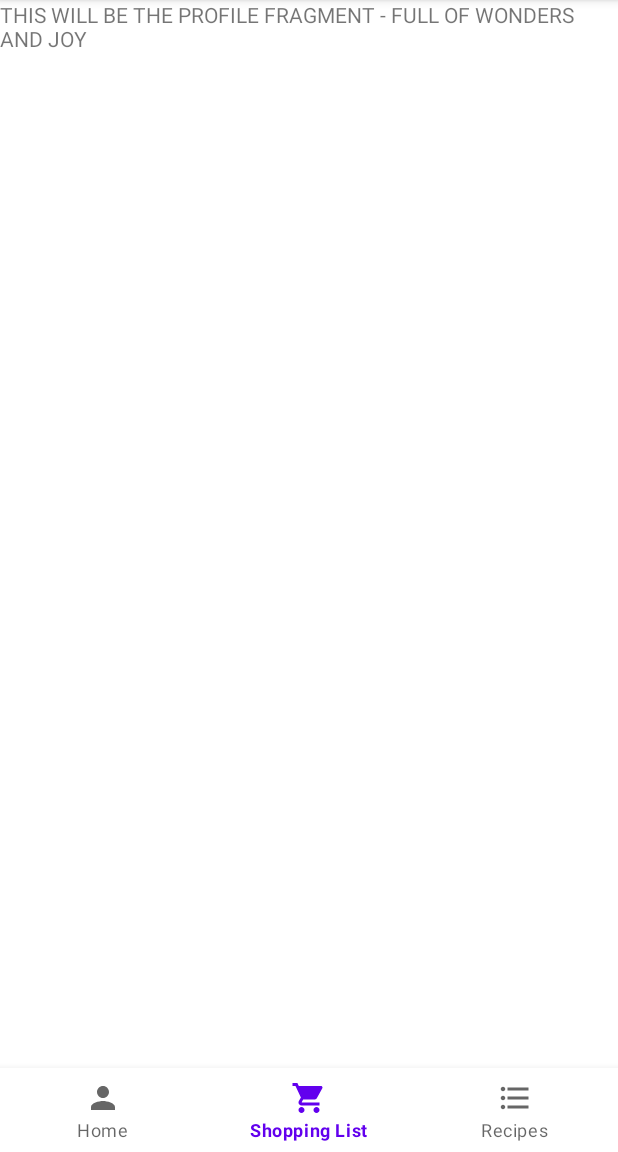
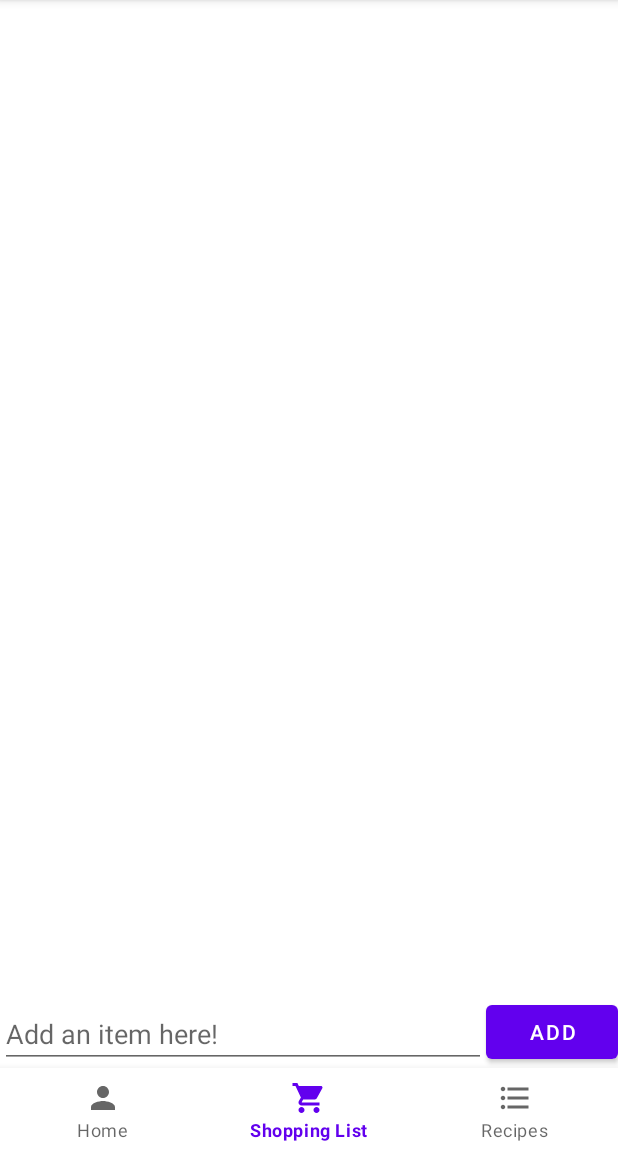
Before and after one commit to Recishop/Recishop, an Android app: the screen it shows after launch (MainActivity), item 2 of the bottom bar chosen, on a phone screen of 412 x 824 dp, the part 84-1236 px from its top. Run offline under Robolectric (Android 15) with nearby library versions, the phone set to English and light mode, and no system bars.

```diff
--- a/app/build.gradle
+++ b/app/build.gradle
@@ -37,4 +37,6 @@ dependencies {
     testImplementation 'junit:junit:4.+'
     androidTestImplementation 'androidx.test.ext:junit:1.1.2'
     androidTestImplementation 'androidx.test.espresso:espresso-core:3.3.0'
+    implementation 'commons-io:commons-io:2.6'
+
 }
--- a/app/src/main/java/com/example/recishop/MainActivity.java
+++ b/app/src/main/java/com/example/recishop/MainActivity.java
@@ -9,6 +9,7 @@ import android.os.Bundle;
 import android.view.MenuItem;
 
 import com.example.recishop.fragments.ProfileFragment;
+import com.example.recishop.fragments.ShoppingListFragment;
 import com.google.android.material.bottomnavigation.BottomNavigationView;
 
 public class MainActivity extends AppCompatActivity {
@@ -33,7 +34,7 @@ public class MainActivity extends AppCompatActivity {
                         fragment = new ProfileFragment();
                         break;
                     case R.id.action_shopping_list:
-                        fragment = new ProfileFragment();
+                        fragment = new ShoppingListFragment();
                         break;
                     case R.id.action_recipe_list:
                         fragment = new ProfileFragment();
--- /dev/null
+++ b/app/src/main/java/com/example/recishop/fragments/ShoppingListFragment.java
@@ -0,0 +1,156 @@
+package com.example.recishop.fragments;
+
+
+import androidx.annotation.NonNull;
+import androidx.annotation.Nullable;
+import androidx.appcompat.app.AppCompatActivity;
+import androidx.fragment.app.Fragment;
+import androidx.recyclerview.widget.LinearLayoutManager;
+import androidx.recyclerview.widget.RecyclerView;
+
+import android.content.Intent;
+import android.os.Bundle;
+import android.util.Log;
+import android.view.LayoutInflater;
+import android.view.View;
+import android.view.ViewGroup;
+import android.widget.Button;
+import android.widget.EditText;
+import android.widget.Toast;
+
+import com.example.recishop.EditActivity;
+import com.example.recishop.ItemsAdapter;
+import com.example.recishop.R;
+
+import org.apache.commons.io.FileUtils;
+
+import java.io.File;
+import java.io.IOException;
+import java.nio.charset.Charset;
+import java.util.ArrayList;
+import java.util.List;
+
+
+public class ShoppingListFragment extends Fragment {
+
+    public static final String KEY_ITEM_TEXT = "item_text";
+    public static final String KEY_ITEM_POSITION = "item_position";
+    public static final int EDIT_TEXT_CODE = 20;
+
+    List<String> items;
+
+    Button btnAdd;
+    EditText etItem;
+    RecyclerView rvItems;
+    ItemsAdapter itemsAdapter;
+
+    public ShoppingListFragment( ) {
+
+    }
+
+
+    @Override
+    public View onCreateView(@NonNull LayoutInflater inflater, @Nullable ViewGroup container, @Nullable Bundle savedInstanceState) {
+        return inflater.inflate(R.layout.shopping_main, container, false);
+    }
+
+    @Override
+    public void onViewCreated(@NonNull View view, @Nullable Bundle savedInstanceState) {
+        super.onViewCreated(view, savedInstanceState);
+
+        btnAdd = view.findViewById(R.id.btnAdd);
+        etItem = view.findViewById(R.id.etItem);
+        rvItems = view.findViewById(R.id.rvItems);
+
+        loadItems();
+
+        ItemsAdapter.OnLongClickListener onLongClickListener = new ItemsAdapter.OnLongClickListener() {
+            @Override
+            public void onItemLongClicked(int position) {
+                // Delete the item from the model
+                items.remove(position);
+                // Notify the adapter
+                itemsAdapter.notifyItemRemoved(position);
+                Toast.makeText(getContext(), "Item was removed", Toast.LENGTH_SHORT).show();
+                saveItems();
+            }
+        };
+
+//        ItemsAdapter.OnClickListener onClickListener = new ItemsAdapter.OnClickListener() {
+//            @Override
+//            public void onItemClicked(int position) {
+//                Log.d("MainActivity", "Single click at position" + position);
+//                // Create the new activity
+//                Intent i = new Intent(ShoppingListFragment.this, EditActivity.class);
+//                // Pass the relevant data
+//                i.putExtra(KEY_ITEM_TEXT, items.get(position));
+//                i.putExtra(KEY_ITEM_POSITION, position);
+//                // Display the activity
+//                startActivityForResult(i, EDIT_TEXT_CODE);
+//            }
+//        };
+
+//        itemsAdapter = new ItemsAdapter(items, onLongClickListener, onClickListener);
+        rvItems.setAdapter(itemsAdapter);
+        rvItems.setLayoutManager(new LinearLayoutManager(getContext()));
+
+        btnAdd.setOnClickListener(new View.OnClickListener() {
+            @Override
+            public void onClick(View v) {
+                String todoItem = etItem.getText().toString();
+                // Add item to model
+                items.add(todoItem);
+                // Notify adaptor that an item is inserted
+                itemsAdapter.notifyItemInserted(items.size() - 1);
+                etItem.setText("");
+                Toast.makeText(getContext(), "Item was added", Toast.LENGTH_SHORT).show();
+                saveItems();
+            }
+        });
+    }
+
+
+    // Handle the result of the edit activity
+//    @Override
+//    protected void onActivityResult(int requestCode, int resultCode, @Nullable Intent data) {
+//        if (resultCode == RESULT_OK && requestCode == EDIT_TEXT_CODE) {
+//            // Retrieve the updated text value
+//            String itemText = data.getStringExtra(KEY_ITEM_TEXT);
+//            // Extract the original position of the edited item from the position key
+//            int position = data.getExtras().getInt(KEY_ITEM_POSITION);
+//
+//            // Update the model with new item at right position
+//            items.set(position, itemText);
+//            // Notify the adaptor
+//            itemsAdapter.notifyItemChanged(position);
+//            // Persist the changes
+//            saveItems();
+//            Toast.makeText(getContext(), "Item updated sucessfully ", Toast.LENGTH_SHORT).show();
+//        } else {
+//            Log.w("MainActivity", "Unknown call to onActivityResult");
+//        }
+//    }
+
+    private File getDataFile() {
+        return new File(getContext().getFilesDir(), "data.txt");
+    }
+
+    // This function will load items by reading every line of the data file
+    private void loadItems() {
+        try {
+            items = new ArrayList<>(FileUtils.readLines(getDataFile(), Charset.defaultCharset()));
+        } catch (IOException e) {
+            Log.e("MainActivity", "Error reading items", e);
+            items = new ArrayList<>();
+        }
+    }
+
+    // This function saves item by writing them into data file
+    private void saveItems() {
+        try {
+            FileUtils.writeLines(getDataFile(), items);
+        } catch (IOException e) {
+            Log.e("MainActivity", "Error writing items", e);
+        }
+    }
+}
--- /dev/null
+++ b/app/src/main/res/layout/shopping_main.xml
@@ -0,0 +1,43 @@
+<?xml version="1.0" encoding="utf-8"?>
+<RelativeLayout xmlns:android="http://schemas.android.com/apk/res/android"
+    xmlns:app="http://schemas.android.com/apk/res-auto"
+    xmlns:tools="http://schemas.android.com/tools"
+    android:layout_width="wrap_content"
+    android:layout_height="wrap_content"
+    tools:context=".MainActivity">
+
+    <Button
+        android:id="@+id/btnAdd"
+        android:layout_width="wrap_content"
+        android:layout_height="wrap_content"
+        android:layout_alignParentEnd="true"
+        android:layout_alignParentBottom="true"
+        android:layout_marginEnd="0dp"
+        android:layout_marginBottom="0dp"
+        android:text="Add" />
+
+    <EditText
+        android:id="@+id/etItem"
+        android:layout_width="match_parent"
+        android:layout_height="wrap_content"
+        android:layout_alignParentStart="true"
+        android:layout_alignParentBottom="true"
+        android:layout_marginStart="0dp"
+        android:layout_marginEnd="0dp"
+        android:layout_marginBottom="0dp"
+        android:layout_toStartOf="@+id/btnAdd"
+        android:ems="10"
+        android:hint="Add an item here!" />
+
+    <androidx.recyclerview.widget.RecyclerView
+        android:id="@+id/rvItems"
+        android:layout_width="match_parent"
+        android:layout_height="match_parent"
+        android:layout_above="@+id/etItem"
+        android:layout_alignParentStart="true"
+        android:layout_alignParentTop="true"
+        android:layout_marginStart="0dp"
+        android:layout_marginTop="0dp"
+        android:layout_marginBottom="0dp" />
+
+</RelativeLayout>
```
Also changed, not shown: app/src/main/java/com/example/recishop/EditActivity.java (added, +49 -0 lines), app/src/main/java/com/example/recishop/ItemsAdapter.java (added, +88 -0 lines), app/src/main/res/layout/shopping_edit.xml (added, +32 -0 lines).
